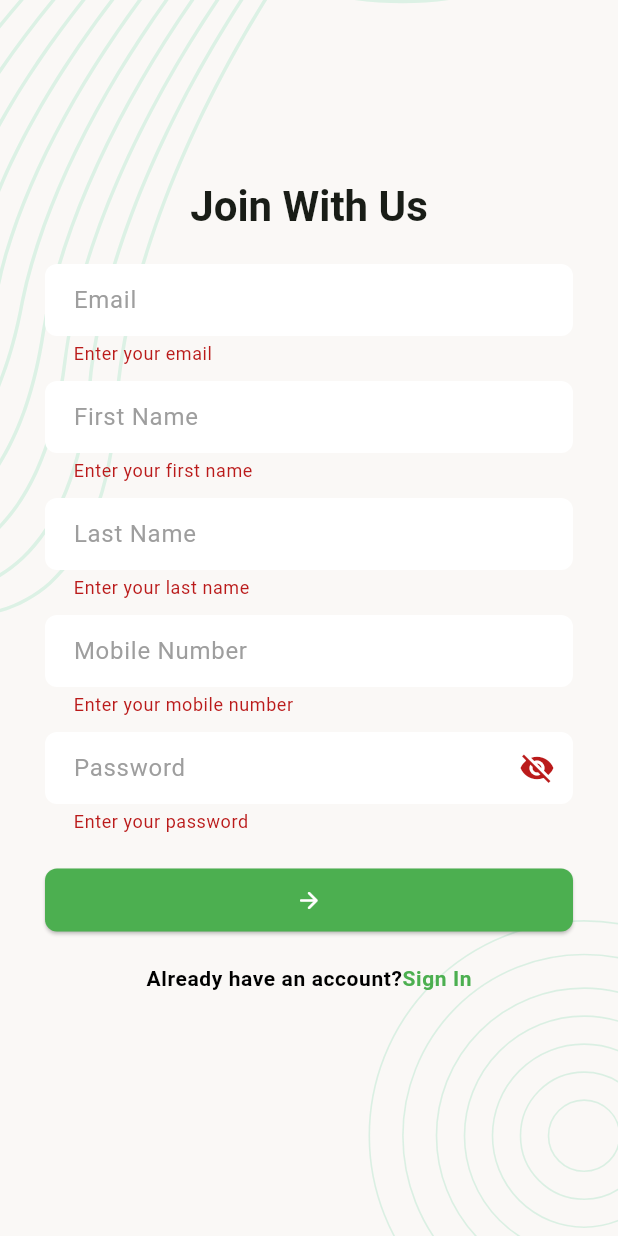
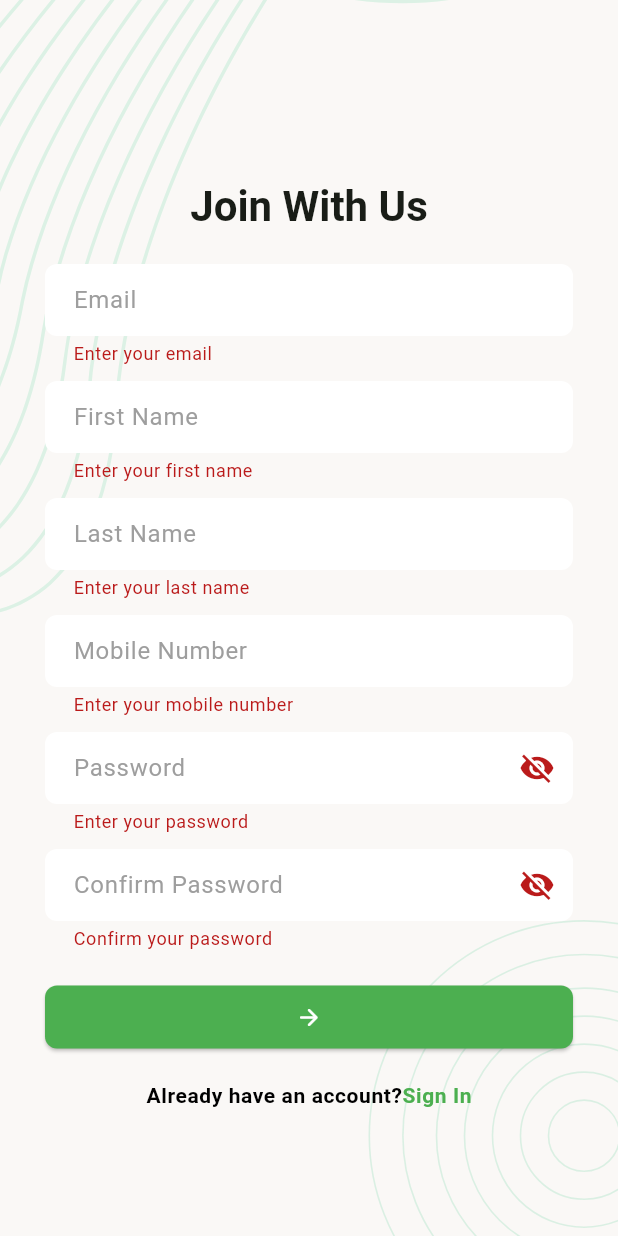
Before and after one commit to Shoaib-Siam/task_manager, a Flutter app: the SignUpScreen screen opened by its route, after a tap on the "arrow forward" icon, on a phone screen of 412 x 824 dp. Run offline on Flutter 3.47's test engine with Material 3 defaults, Android fonts, the phone set to English and light mode, and no system bars; our stand-ins replace flutter_svg, image_picker, pin_code_fields.

Commit message:
Complete UI

```diff
--- a/lib/ui/screens/sign_up_screen.dart
+++ b/lib/ui/screens/sign_up_screen.dart
@@ -26,12 +26,12 @@ class _SignUpScreenState extends State<SignUpScreen> {
   final GlobalKey<FormState> _formKey = GlobalKey<FormState>();
 
   bool _passwordVisible = false;
-
+  bool _confirmPasswordVisible = false;
   @override
   void initState() {
     super.initState();
     _passwordVisible = false;
-
+    _confirmPasswordVisible = false;
   }
 
   @override
@@ -114,7 +114,31 @@ class _SignUpScreenState extends State<SignUpScreen> {
                     ),
                     validator: Validators.validatePassword,
                   ),
-
+                  SizedBox(height: 10),
+                  TextFormField(
+                    controller: _confirmPasswordController,
+                    obscureText: !_confirmPasswordVisible,
+                    decoration: InputDecoration(
+                      hintText: 'Confirm Password',
+                      suffixIcon: PasswordVisibilityIcon(
+                        isVisible: _confirmPasswordVisible,
+                        onTap: () {
+                          setState(() {
+                            _confirmPasswordVisible = !_confirmPasswordVisible;
+                          });
+                        },
+                      ),
+                    ),
+                    validator: (value) {
+                      if (value == null || value.isEmpty) {
+                        return 'Confirm your password';
+                      }
+                      if (value != _passwordController.text) {
+                        return 'Passwords do not match';
+                      }
+                      return null;
+                    },
+                  ),
 
                   SizedBox(height: 20),
 
```
Also changed, not shown: lib/ui/screens/update_profile_screen.dart (+26 -4 lines).
